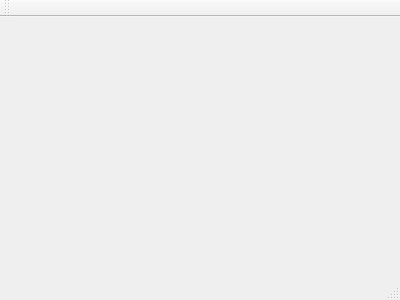
Old version of the form Project/AppleProject/mainwindow.ui in the repository JRWu/DataAggregation.
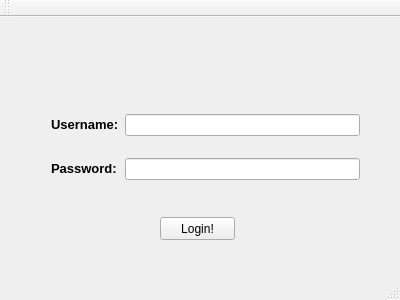
New version of the form.

Commit message: updated the mainwindow to have a login feature

Diff of the .ui file:
```diff
--- a/Project/AppleProject/mainwindow.ui
+++ b/Project/AppleProject/mainwindow.ui
@@ -12,13 +12,74 @@
   <property name="windowTitle" >
    <string>MainWindow</string>
   </property>
-  <widget class="QMenuBar" name="menuBar" />
-  <widget class="QToolBar" name="mainToolBar" />
-  <widget class="QWidget" name="centralWidget" />
-  <widget class="QStatusBar" name="statusBar" />
+  <widget class="QWidget" name="centralWidget">
+   <widget class="QWidget" name="gridLayoutWidget">
+    <property name="geometry">
+     <rect>
+      <x>40</x>
+      <y>70</y>
+      <width>331</width>
+      <height>121</height>
+     </rect>
+    </property>
+    <layout class="QGridLayout" name="gridLayout">
+     <item row="0" column="0">
+      <widget class="QLabel" name="username_label">
+       <property name="text">
+        <string>&lt;html&gt;&lt;head/&gt;&lt;body&gt;&lt;p&gt;&lt;span style=&quot; font-size:10pt; font-weight:600;&quot;&gt;Username:&lt;/span&gt;&lt;/p&gt;&lt;/body&gt;&lt;/html&gt;</string>
+       </property>
+      </widget>
+     </item>
+     <item row="1" column="0">
+      <widget class="QLabel" name="password_label">
+       <property name="text">
+        <string>&lt;html&gt;&lt;head/&gt;&lt;body&gt;&lt;p&gt;&lt;span style=&quot; font-size:10pt; font-weight:600;&quot;&gt;Password:&lt;/span&gt;&lt;/p&gt;&lt;/body&gt;&lt;/html&gt;</string>
+       </property>
+      </widget>
+     </item>
+     <item row="0" column="1">
+      <widget class="QLineEdit" name="username_box"/>
+     </item>
+     <item row="1" column="1">
+      <widget class="QLineEdit" name="password_box"/>
+     </item>
+    </layout>
+   </widget>
+   <widget class="QPushButton" name="login_btn">
+    <property name="geometry">
+     <rect>
+      <x>160</x>
+      <y>200</y>
+      <width>75</width>
+      <height>23</height>
+     </rect>
+    </property>
+    <property name="text">
+     <string>Login!</string>
+    </property>
+   </widget>
+  </widget>
+  <widget class="QMenuBar" name="menuBar">
+   <property name="geometry">
+    <rect>
+     <x>0</x>
+     <y>0</y>
+     <width>400</width>
+     <height>21</height>
+    </rect>
+   </property>
+  </widget>
+  <widget class="QToolBar" name="mainToolBar">
+   <attribute name="toolBarArea">
+    <enum>TopToolBarArea</enum>
+   </attribute>
+   <attribute name="toolBarBreak">
+    <bool>false</bool>
+   </attribute>
+  </widget>
+  <widget class="QStatusBar" name="statusBar"/>
  </widget>
- <layoutDefault spacing="6" margin="11" />
- <pixmapfunction></pixmapfunction>
+ <layoutdefault spacing="6" margin="11"/>
  <resources/>
  <connections/>
 </ui>
```
Left out of the diff: 7 changed lines with no effect on the pictures. The commit also changes 23 other files.
